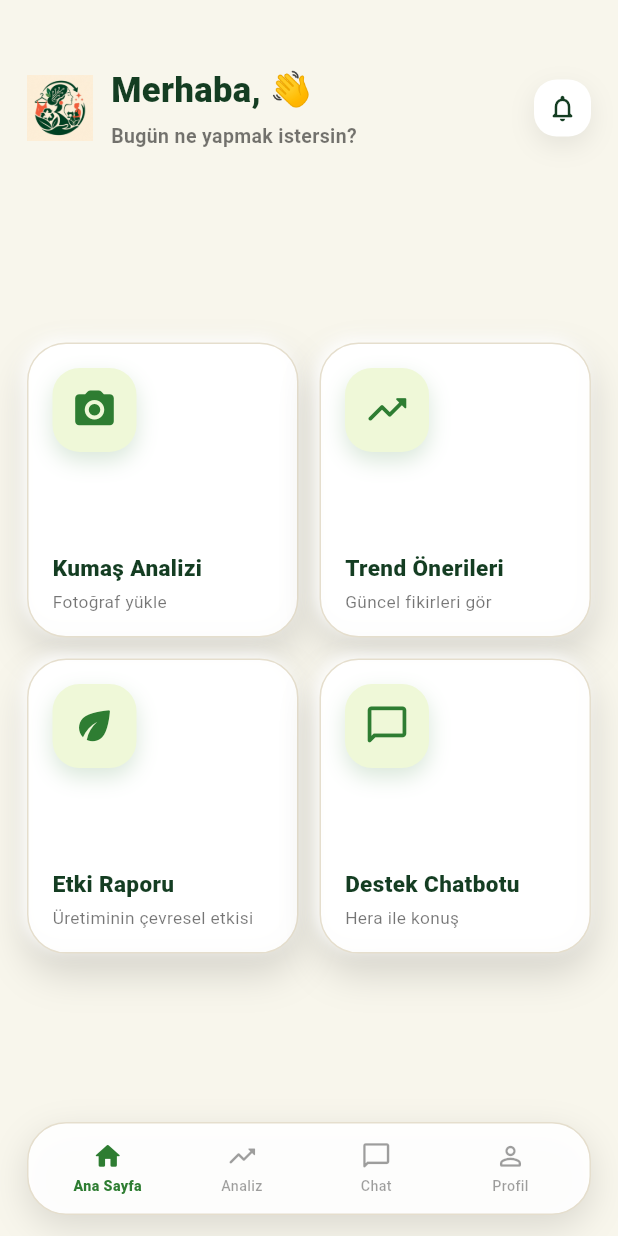
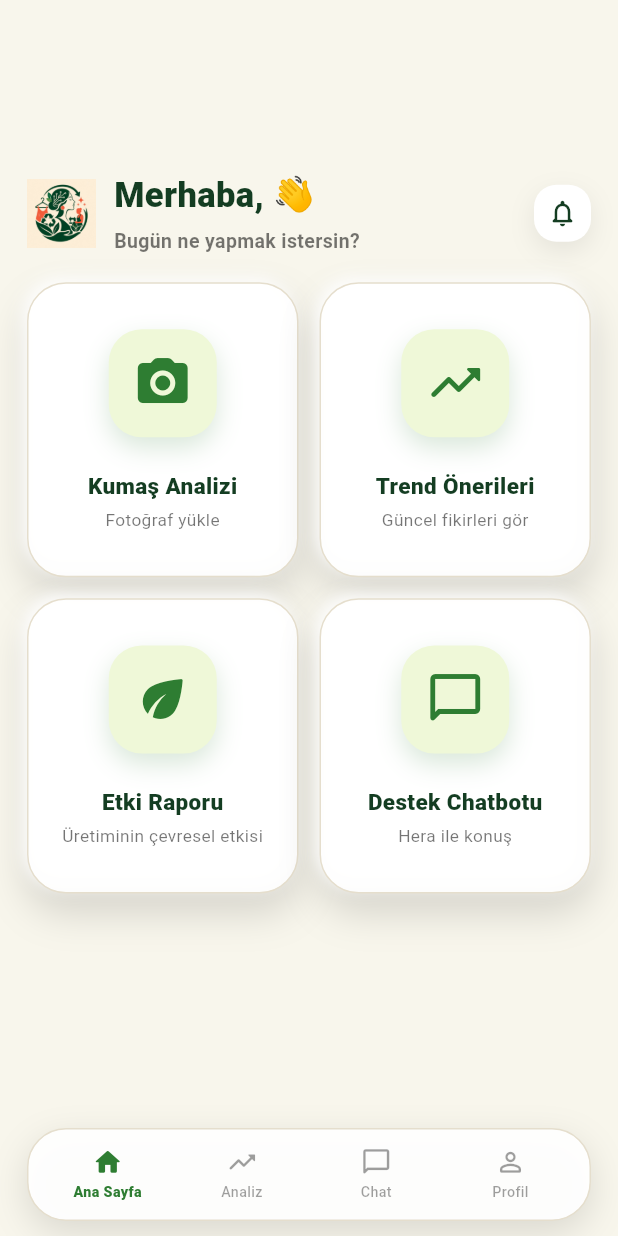
Before and after one commit to sinemsafak/hercycleapp, a Flutter app: the HomeScreen screen opened directly, on a phone screen of 412 x 824 dp. Run offline on Flutter 3.47's test engine with Material 3 defaults, Android fonts, the phone set to English and light mode, and no system bars; our stand-ins replace firebase_auth, firebase_core, firebase_database, image_picker; accounts and stored records are empty.

Commit message:
anasayfa tasarım revizyonu

```diff
--- a/lib/main.dart
+++ b/lib/main.dart
@@ -1,6 +1,7 @@
 import 'package:flutter/material.dart';
 import 'package:firebase_core/firebase_core.dart';
-import 'screens/splash_screen.dart';
+//import 'screens/splash_screen.dart;
+import 'screens/home_screen.dart';
 
 void main() async {
   WidgetsFlutterBinding.ensureInitialized();
@@ -25,7 +26,7 @@ class HerCycleApp extends StatelessWidget {
         ),
         useMaterial3: true,
       ),
-      home: const SplashScreen(),
+      home: const HomeScreen(),
     );
   }
 }
--- a/lib/screens/home_screen.dart
+++ b/lib/screens/home_screen.dart
@@ -19,16 +19,16 @@ class HomeScreen extends StatelessWidget {
       backgroundColor: cream,
       body: SafeArea(
         child: Padding(
-          padding: const EdgeInsets.fromLTRB(18, 44, 18, 10),
+          padding: const EdgeInsets.fromLTRB(18, 36, 18, 10),
           child: Column(
             children: [
+              const Spacer(flex: 1),
+
               const _Header(),
 
-              const SizedBox(height: 30),
+              const SizedBox(height: 18),
 
-              Expanded(
-                child: Center(
-                  child: GridView.count(
+              GridView.count(
                 shrinkWrap: true,
                 physics: const NeverScrollableScrollPhysics(),
                 crossAxisCount: 2,
@@ -90,10 +90,9 @@ class HomeScreen extends StatelessWidget {
                   ),
                 ],
               ),
-                ),
-              ),
 
-              const SizedBox(height: 10),
+              const Spacer(flex: 2),
+
               const _BottomNav(),
             ],
           ),
@@ -112,14 +111,15 @@ class _Header extends StatelessWidget {
       children: [
         Image.asset(
           'assets/images/hercycle_logo.png',
-          width: 44,
-          height: 44,
+          width: 46,
+          height: 46,
           fit: BoxFit.contain,
         ),
         const SizedBox(width: 12),
         const Expanded(
           child: Column(
             crossAxisAlignment: CrossAxisAlignment.start,
+            mainAxisSize: MainAxisSize.min,
             children: [
               Text(
                 'Merhaba, 👋',
@@ -151,7 +151,7 @@ class _Header extends StatelessWidget {
               BoxShadow(
                 color: Colors.black.withOpacity(0.08),
                 blurRadius: 14,
-                offset: Offset(0, 6),
+                offset: const Offset(0, 6),
               ),
             ],
           ),
@@ -208,31 +208,32 @@ class _HomeCard extends StatelessWidget {
             ],
           ),
           child: Column(
-            crossAxisAlignment: CrossAxisAlignment.start,
+            mainAxisAlignment: MainAxisAlignment.center,
             children: [
               Container(
-                width: 56,
-                height: 56,
+                width: 72,
+                height: 72,
                 decoration: BoxDecoration(
                   color: HomeScreen.softGreen,
-                  borderRadius: BorderRadius.circular(18),
+                  borderRadius: BorderRadius.circular(22),
                   boxShadow: [
                     BoxShadow(
                       color: HomeScreen.green.withOpacity(0.18),
-                      blurRadius: 12,
-                      offset: const Offset(0, 6),
+                      blurRadius: 14,
+                      offset: const Offset(0, 7),
                     ),
                   ],
                 ),
                 child: Icon(
                   icon,
                   color: HomeScreen.green,
-                  size: 31,
+                  size: 40,
                 ),
               ),
-              const Spacer(),
+              const SizedBox(height: 22),
               Text(
                 title,
+                textAlign: TextAlign.center,
                 style: const TextStyle(
                   fontSize: 15,
                   fontWeight: FontWeight.w900,
@@ -242,6 +243,7 @@ class _HomeCard extends StatelessWidget {
               const SizedBox(height: 5),
               Text(
                 subtitle,
+                textAlign: TextAlign.center,
                 style: const TextStyle(
                   fontSize: 11.5,
                   color: Colors.black54,
@@ -263,7 +265,6 @@ class _BottomNav extends StatelessWidget {
   Widget build(BuildContext context) {
     return Container(
       height: 62,
-      margin: const EdgeInsets.only(top: 4, bottom: 4),
       padding: const EdgeInsets.symmetric(horizontal: 8),
       decoration: BoxDecoration(
         color: Colors.white.withOpacity(0.94),
```
Lines whose indentation alone changed are shown as unchanged.
